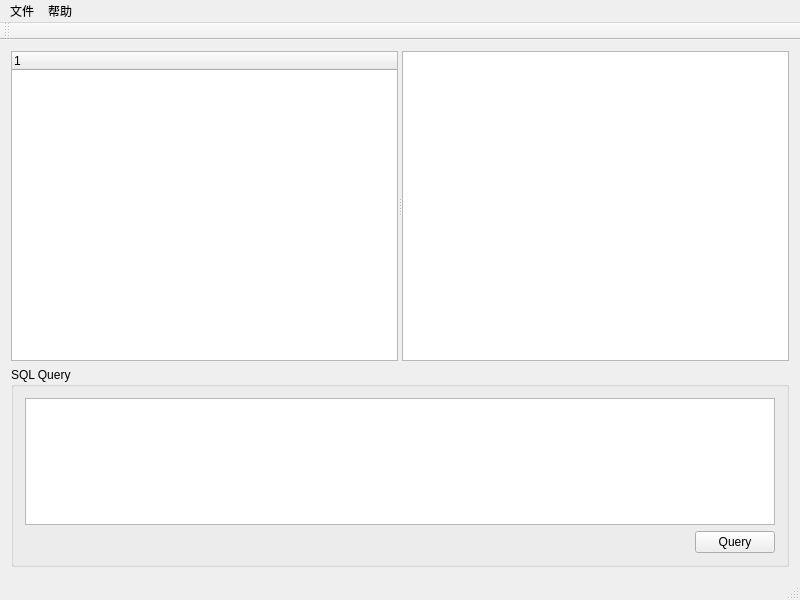
sonichy/HTYSQL, file mainwindow.ui: the form before one commit.
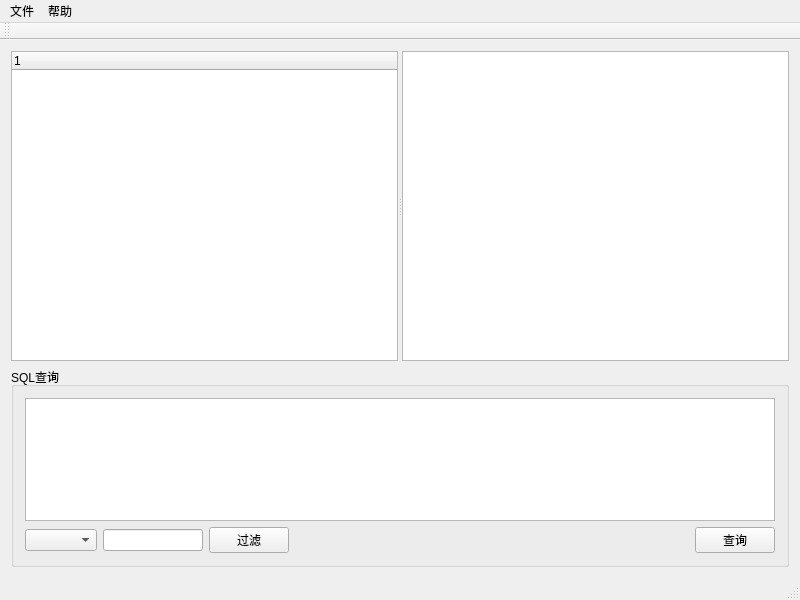
The form after the commit. Icons and pictures are not drawn.

Commit message: 增加排序和过滤

Patch:
```diff
--- a/mainwindow.ui
+++ b/mainwindow.ui
@@ -50,7 +50,7 @@
        </size>
       </property>
       <property name="title">
-       <string>SQL Query</string>
+       <string>SQL查询</string>
       </property>
       <layout class="QVBoxLayout" name="verticalLayout">
        <item>
@@ -58,6 +58,26 @@
        </item>
        <item>
         <layout class="QHBoxLayout" name="horizontalLayout">
+         <item>
+          <widget class="QComboBox" name="comboBox_filter"/>
+         </item>
+         <item>
+          <widget class="QLineEdit" name="lineEdit_filter">
+           <property name="maximumSize">
+            <size>
+             <width>100</width>
+             <height>16777215</height>
+            </size>
+           </property>
+          </widget>
+         </item>
+         <item>
+          <widget class="QPushButton" name="pushButton_filter">
+           <property name="text">
+            <string>过滤</string>
+           </property>
+          </widget>
+         </item>
          <item>
           <spacer name="horizontalSpacer">
            <property name="orientation">
@@ -74,7 +94,7 @@
          <item>
           <widget class="QPushButton" name="pushButton_query">
            <property name="text">
-            <string>Query</string>
+            <string>查询</string>
            </property>
           </widget>
          </item>
```
Left out of the diff: 22 changed lines with no effect on the pictures. The commit also changes 5 other files.
